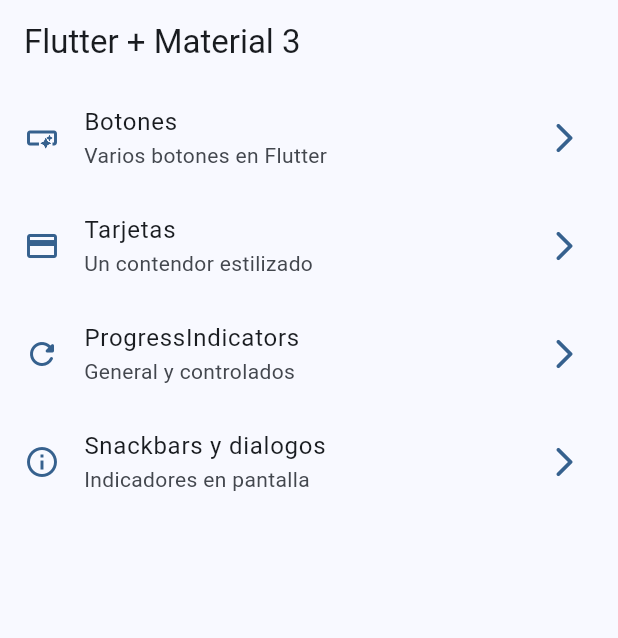
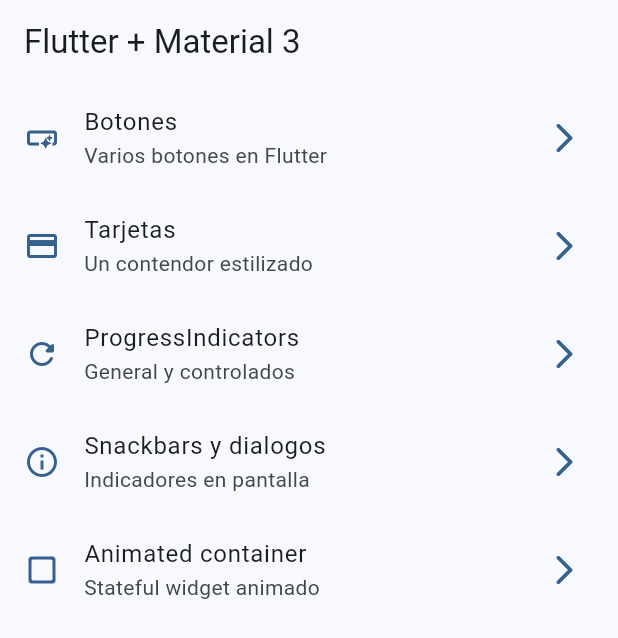
Before and after one commit to albinrk10/widgetsAppRiverpod, a Flutter app: the screen it shows after launch, on a phone screen of 412 x 824 dp. Shown: the top 638 px of the screen. Run offline on Flutter 3.47's test engine with Material 2 defaults, Android fonts, the phone set to English and light mode, and no system bars; our stand-ins replace go_router.

Commit message:
terminado animated

```diff
--- a/lib/config/menu/menu_items.dart
+++ b/lib/config/menu/menu_items.dart
@@ -36,4 +36,9 @@
     subTitle: 'Indicadores en pantalla',
     link: '/snackbars',
     icon: Icons.info_outline    ),
+    MenuItem(
+    title: 'Animated container',
+    subTitle: 'Stateful widget animado',
+    link: '/animated',
+    icon: Icons.check_box_outline_blank_rounded    ),
 ];
--- a/lib/config/router/app_routter.dart
+++ b/lib/config/router/app_routter.dart
@@ -30,5 +30,10 @@
       name: SnackbarScreen.name,
       builder: (context, state) => const SnackbarScreen(),
     ),
+    GoRoute(
+      path: '/animated',
+      name: AnimatedScreen.name,
+      builder: (context, state) => const AnimatedScreen(),
+    ),
   ],
 );
```
